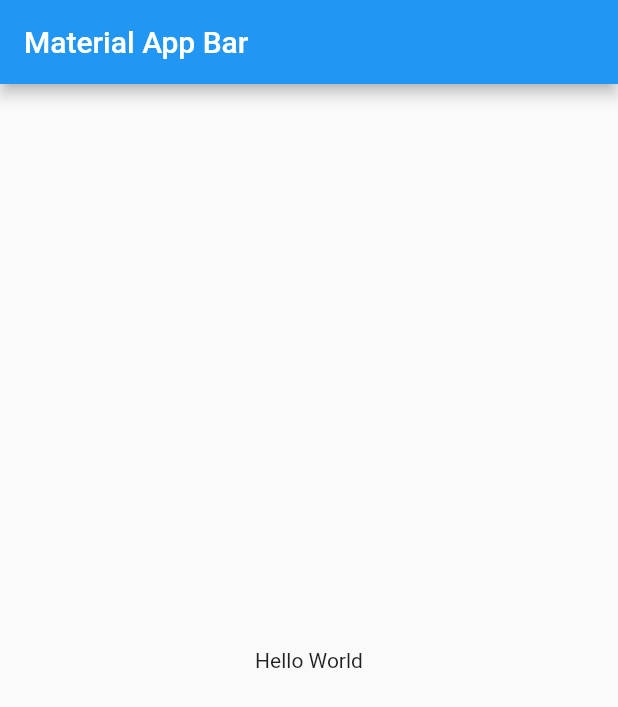
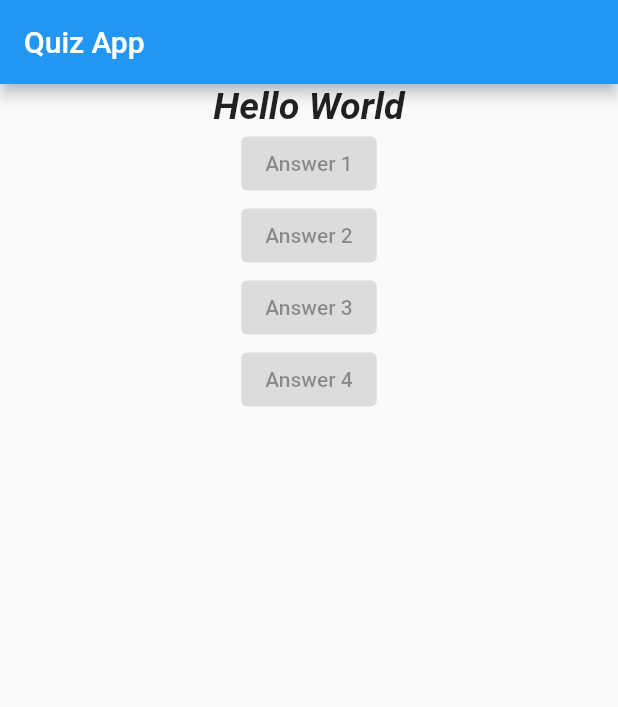
Before and after one commit to darshak-patel/quiz_app, a Flutter app: the screen it shows after launch, on a phone screen of 412 x 824 dp. Shown: the top 707 px of the screen. Run offline on Flutter 3.47's test engine with Material 2 defaults, Android fonts, the phone set to English and light mode, and no system bars.

Commit message:
added question label and answer buttons

```diff
--- a/lib/main.dart
+++ b/lib/main.dart
@@ -11,10 +11,22 @@ class MyApp extends StatelessWidget {
       title: 'Material App',
       home: Scaffold(
         appBar: AppBar(
-          title: const Text('Material App Bar'),
+          title: const Text('Quiz App'),
         ),
-        body: const Center(
-          child: Text('Hello World'),
+        body: Column(
+          children: const [
+            Center(
+              child: Text(
+                "Hello World",
+                style: TextStyle(fontWeight: FontWeight.bold, fontSize: 25, fontStyle: FontStyle.italic),
+              ),
+              widthFactor: double.infinity,
+            ),
+            ElevatedButton(onPressed: null, child: Text("Answer 1")),
+            ElevatedButton(onPressed: null, child: Text("Answer 2")),
+            ElevatedButton(onPressed: null, child: Text("Answer 3")),
+            ElevatedButton(onPressed: null, child: Text("Answer 4"))
+          ],
         ),
       ),
     );
```
